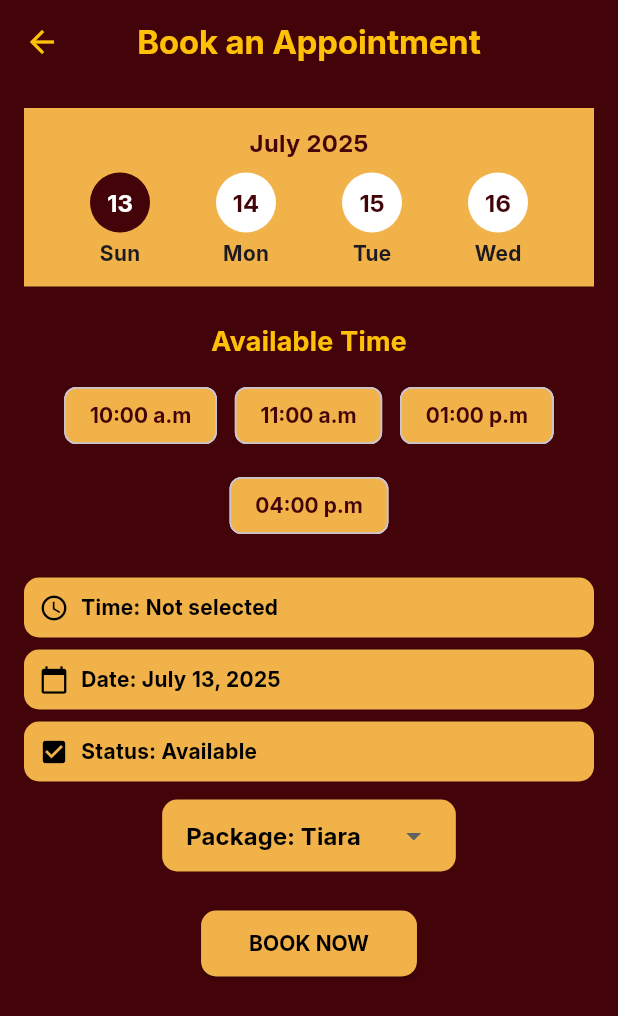
After one commit to DaMasterofPuppets/Mob_Prog, a Flutter app: the AppointmentPage screen opened directly, on a phone screen of 412 x 824 dp. The commit adds this screen. Shown: the top 1016 px of the screen. Run offline on Flutter 3.47's test engine with Material 3 defaults, Android fonts, the phone set to English and light mode, and no system bars.

Commit message:
Appointment Page

```diff
--- /dev/null
+++ b/lib/screens/dashboard/appointment_page.dart
@@ -0,0 +1,238 @@
+import 'package:flutter/material.dart';
+import 'package:intl/intl.dart';
+
+class AppointmentPage extends StatefulWidget {
+  const AppointmentPage({super.key});
+
+  @override
+  State<AppointmentPage> createState() => _AppointmentPageState();
+}
+
+class _AppointmentPageState extends State<AppointmentPage> {
+  DateTime selectedDate = DateTime.now();
+  String selectedTime = '';
+  String selectedPackage = 'Tiara';
+
+  final List<String> times = ['10:00 a.m', '11:00 a.m', '01:00 p.m', '04:00 p.m'];
+  final List<String> packages = ['Tiara', 'Coronet', 'Crown'];
+
+  bool isThisWeek(DateTime date) {
+    final now = DateTime.now();
+    final startOfWeek = now.subtract(Duration(days: now.weekday - 1));
+    final endOfWeek = startOfWeek.add(const Duration(days: 6));
+    return date.isAfter(startOfWeek.subtract(const Duration(days: 1))) &&
+        date.isBefore(endOfWeek.add(const Duration(days: 1)));
+  }
+
+  void _pickDate() async {
+    final picked = await showDatePicker(
+      context: context,
+      initialDate: selectedDate,
+      firstDate: DateTime.now().subtract(const Duration(days: 1)),
+      lastDate: DateTime.now().add(const Duration(days: 365)),
+    );
+
+    if (picked != null) {
+      setState(() {
+        selectedDate = picked;
+        selectedTime = '';
+      });
+    }
+  }
+
+  void _pickTime() async {
+    final picked = await showTimePicker(
+      context: context,
+      initialTime: TimeOfDay.fromDateTime(DateTime.now()),
+    );
+
+    if (picked != null) {
+      setState(() {
+        selectedTime = picked.format(context);
+      });
+    }
+  }
+
+  @override
+  Widget build(BuildContext context) {
+    final Color maroon = const Color(0xFF420309);
+    final Color gold = const Color(0xFFF1B24A);
+    final days = List.generate(4, (i) => selectedDate.add(Duration(days: i)));
+
+    return Scaffold(
+      backgroundColor: maroon,
+      appBar: AppBar(
+        backgroundColor: maroon,
+        elevation: 0,
+        leading: IconButton(
+          icon: const Icon(Icons.arrow_back, color: Colors.amber),
+          onPressed: () => Navigator.pop(context),
+        ),
+        title: const Text(
+          'Book an Appointment',
+          style: TextStyle(color: Colors.amber, fontWeight: FontWeight.bold),
+        ),
+        centerTitle: true,
+      ),
+      body: Padding(
+        padding: const EdgeInsets.all(16),
+        child: Column(
+          children: [
+            GestureDetector(
+              onTap: _pickDate,
+              child: Container(
+                width: double.infinity,
+                color: gold,
+                padding: const EdgeInsets.symmetric(vertical: 12),
+                child: Column(
+                  children: [
+                    Text(
+                      DateFormat('MMMM yyyy').format(selectedDate),
+                      style: const TextStyle(
+                        fontSize: 16,
+                        fontWeight: FontWeight.bold,
+                        color: Color(0xFF420309),
+                      ),
+                    ),
+                    const SizedBox(height: 8),
+                    Row(
+                      mainAxisAlignment: MainAxisAlignment.spaceEvenly,
+                      children: days.map((date) {
+                        final isSelected = date.day == selectedDate.day &&
+                            date.month == selectedDate.month;
+                        return Column(
+                          children: [
+                            CircleAvatar(
+                              backgroundColor: isSelected ? maroon : Colors.white,
+                              child: Text(
+                                '${date.day}',
+                                style: TextStyle(
+                                  color: isSelected ? Colors.white : maroon,
+                                  fontWeight: FontWeight.bold,
+                                ),
+                              ),
+                            ),
+                            const SizedBox(height: 4),
+                            Text(DateFormat('E').format(date)),
+                          ],
+                        );
+                      }).toList(),
+                    ),
+                  ],
+                ),
+              ),
+            ),
+            const SizedBox(height: 24),
+            const Text(
+              'Available Time',
+              style: TextStyle(
+                fontSize: 18,
+                fontWeight: FontWeight.bold,
+                color: Colors.amber,
+              ),
+            ),
+            const SizedBox(height: 12),
+            isThisWeek(selectedDate)
+                ? Wrap(
+                    alignment: WrapAlignment.center,
+                    spacing: 12,
+                    runSpacing: 12,
+                    children: times.map((time) {
+                      final isSelected = time == selectedTime;
+                      return ChoiceChip(
+                        label: Text(time),
+                        selected: isSelected,
+                        onSelected: (_) {
+                          setState(() {
+                            selectedTime = time;
+                          });
+                        },
+                        selectedColor: Colors.black,
+                        labelStyle: TextStyle(
+                          color: isSelected ? Colors.white : maroon,
+                          fontWeight: FontWeight.bold,
+                        ),
+                        backgroundColor: gold,
+                      );
+                    }).toList(),
+                  )
+                : const Text(
+                    'Schedule not yet set by the reader',
+                    style: TextStyle(color: Colors.white),
+                  ),
+            const SizedBox(height: 24),
+            _infoTile(Icons.access_time,
+                'Time: ${selectedTime.isEmpty ? 'Not selected' : selectedTime}', _pickTime),
+            const SizedBox(height: 8),
+            _infoTile(Icons.calendar_today,
+                'Date: ${DateFormat.yMMMMd().format(selectedDate)}', _pickDate),
+            const SizedBox(height: 8),
+            _infoTile(Icons.check_box, 'Status: Available'),
+            const SizedBox(height: 12),
+            Container(
+              padding: const EdgeInsets.symmetric(horizontal: 16),
+              decoration: BoxDecoration(
+                color: gold,
+                borderRadius: BorderRadius.circular(10),
+              ),
+              child: DropdownButton<String>(
+                value: selectedPackage,
+                dropdownColor: gold,
+                underline: const SizedBox(),
+                onChanged: (value) {
+                  if (value != null) {
+                    setState(() {
+                      selectedPackage = value;
+                    });
+                  }
+                },
+                items: packages.map((p) {
+                  return DropdownMenuItem<String>(
+                    value: p,
+                    child: Text('Package: $p', style: const TextStyle(color: Colors.black)),
+                  );
+                }).toList(),
+              ),
+            ),
+            const SizedBox(height: 24),
+            ElevatedButton(
+              onPressed: () {
+                // TODO: Handle booking
+              },
+              style: ElevatedButton.styleFrom(
+                backgroundColor: gold,
+                padding: const EdgeInsets.symmetric(horizontal: 32, vertical: 12),
+                shape: RoundedRectangleBorder(borderRadius: BorderRadius.circular(10)),
+              ),
+              child: const Text(
+                'BOOK NOW',
+                style: TextStyle(fontWeight: FontWeight.bold, color: Colors.black),
+              ),
+            )
+          ],
+        ),
+      ),
+    );
+  }
+
+  Widget _infoTile(IconData icon, String text, [VoidCallback? onTap]) {
+    final gold = const Color(0xFFF1B24A);
+    return GestureDetector(
+      onTap: onTap,
+      child: Container(
+        padding: const EdgeInsets.all(10),
+        decoration: BoxDecoration(
+          color: gold,
+          borderRadius: BorderRadius.circular(10),
+        ),
+        child: Row(
+          children: [
+            Icon(icon, color: Colors.black, size: 20),
+            const SizedBox(width: 8),
+            Expanded(child: Text(text, style: const TextStyle(color: Colors.black))),
+          ],
+        ),
+      ),
+    );
+  }
+}
--- a/lib/screens/dashboard/dashboard_page.dart
+++ b/lib/screens/dashboard/dashboard_page.dart
@@ -2,6 +2,7 @@ import 'package:flutter/material.dart';
 import 'package:tarrot_app/screens/dashboard/packages.dart';
 import 'package:tarrot_app/screens/dashboard/the_reader.dart';
 import 'package:tarrot_app/screens/dashboard/testimonials.dart';
+import 'package:tarrot_app/screens/dashboard/appointment_page.dart';
 
 class DashboardPage extends StatelessWidget {
   const DashboardPage({super.key});
@@ -48,7 +49,7 @@ class DashboardPage extends StatelessWidget {
             crossAxisSpacing: 20,
             mainAxisSpacing: 20,
             children: [
-              _imageButton(context, 'assets/images/TheAppointments.png', const PlaceholderPage(title: "Appointments Page"), imageSize),
+              _imageButton(context, 'assets/images/TheAppointments.png', const AppointmentPage(), imageSize),
               _imageButton(context, 'assets/images/ThePackages.png', const PackagesPage(), imageSize),
               _imageButton(context, 'assets/images/TheReader.png', const TheReaderPage(), imageSize),
               _imageButton(context, 'assets/images/TheTestimonies.png', const TestimonialsPage(), imageSize),
--- a/pubspec.yaml
+++ b/pubspec.yaml
@@ -10,6 +10,8 @@ environment:
 dependencies:
   flutter:
     sdk: flutter
+
+  intl: ^0.18.1
   cupertino_icons: ^1.0.8
 
 dev_dependencies:
```
Also changed, not shown: pubspec.lock.
